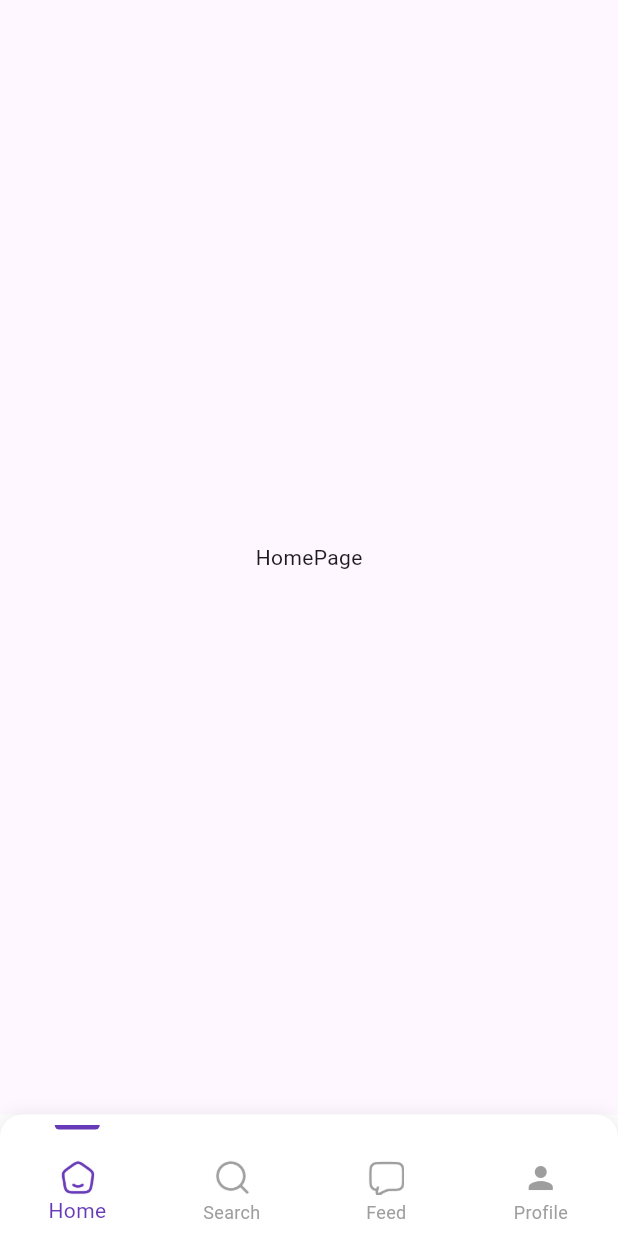
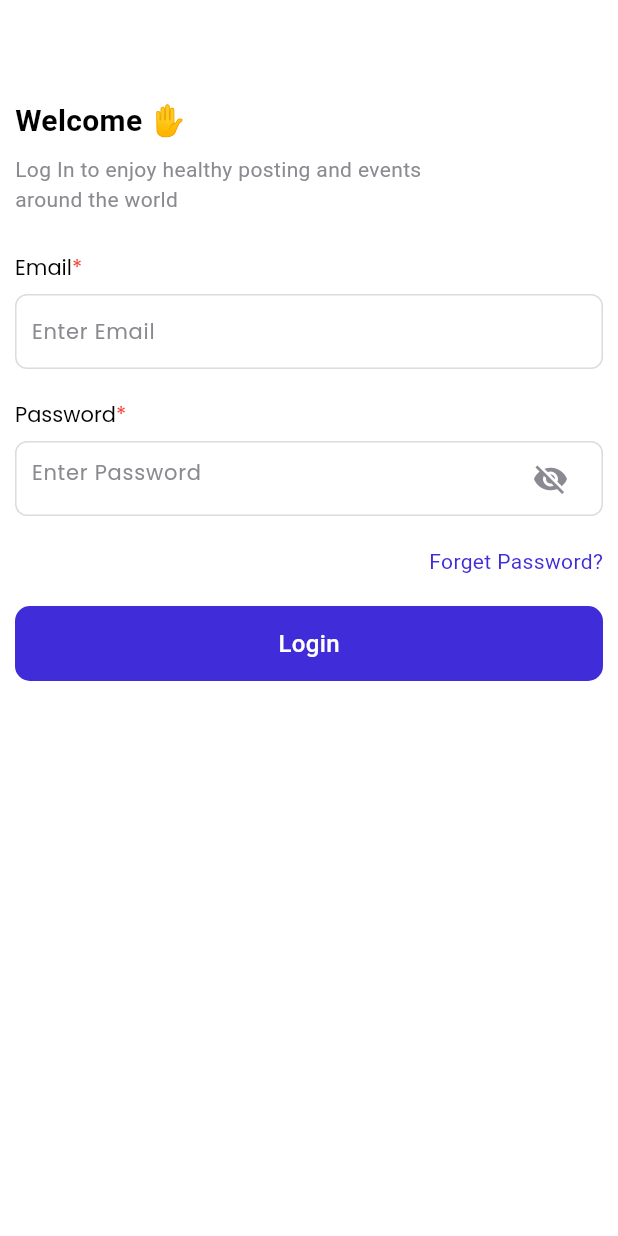
Before and after one commit to ansari8850/srhealthcare, a Flutter app: the screen it shows after launch, on a phone screen of 412 x 824 dp. Run offline on Flutter 3.47's test engine with Material 3 defaults, Android fonts, the phone set to English and light mode, and no system bars; our stand-ins replace flutter_bloc, google_fonts.

Commit message:
loginpage,loginbloc,loginevent,loginstate,loginmodel

```diff
--- /dev/null
+++ b/lib/constant/color_constant.dart
@@ -0,0 +1,8 @@
+import 'package:flutter/material.dart';
+
+Color whiteColor =Colors.white;
+Color blackColor = Colors.black;
+Color greyColor = Color(0xff8B8A90);
+Color redColor = Colors.red;
+Color mainColor = Color(0xff402CD8);
+Color mainColor2 = Color(0xff6656E0);
--- /dev/null
+++ b/lib/constant/text_constant.dart
@@ -0,0 +1,12 @@
+class TextConstant {
+  static const String welcomeText = "Welcome";
+  static const String handEmoji = "✋";
+  static const String loginMessage =
+      'Log In to enjoy healthy posting and events\naround the world';
+  static const String star = "*";
+  static const String email = "Email";
+  static const String password ="Password";
+  static const String Enter ="Enter";
+  static const String forgetPassword = "Forget Password?";
+  static const String login ="Login";
+}
--- /dev/null
+++ b/lib/customWidgets/custom_text.dart
@@ -0,0 +1,52 @@
+import 'package:flutter/material.dart';
+
+class CustomText extends StatelessWidget {
+  final String text;
+  final Color? color;
+  final double? fontSize;
+  final FontWeight? fontWeight;
+  final FontStyle? fontStyle;
+  final TextDecoration? decoration;
+  final double? letterSpacing;
+  final double? wordSpacing;
+  final double? height;
+  final TextOverflow? overflow;
+  final TextAlign? textAlign;
+  final TextDirection? textDirection;
+
+   const CustomText({
+    super.key,
+    required this.text,
+    this.color,
+    this.fontSize,
+    this.fontWeight,
+    this.fontStyle,
+    this.decoration,
+    this.letterSpacing,
+    this.wordSpacing,
+    this.height,
+    this.overflow,
+    this.textAlign,
+    this.textDirection,
+  });
+
+  @override
+  Widget build(BuildContext context) {
+    return Text(
+      text,
+      style: TextStyle(
+        color: color,
+        fontSize: fontSize,
+        fontWeight: fontWeight,
+        fontStyle: fontStyle,
+        decoration: decoration,
+        letterSpacing: letterSpacing,
+        wordSpacing: wordSpacing,
+        height: height,
+      ),
+      overflow: overflow,
+      textAlign: textAlign,
+      textDirection: textDirection,
+    );
+  }
+}
--- /dev/null
+++ b/lib/customWidgets/custom_text_filed.dart
@@ -0,0 +1,87 @@
+import 'package:flutter/material.dart';
+import 'package:google_fonts/google_fonts.dart';
+import 'package:srhealthcare/constant/color_constant.dart';
+
+class CustomTextField extends StatefulWidget {
+  final TextEditingController controller;
+  final String hintText;
+  final TextStyle? hintStyle;
+  final TextInputType? keyboardType;
+  final TextInputAction? textInputAction;
+  final bool obscureText;
+  final EdgeInsetsGeometry? padding;
+  final EdgeInsetsGeometry? margin;
+  final String? labelText;
+  final Widget? suffixIcon;
+
+  CustomTextField({
+    required this.controller,
+    required this.hintText,
+    this.hintStyle,
+    this.keyboardType,
+    this.textInputAction,
+    this.obscureText = false, // Default to false if not specified
+    this.padding,
+    this.margin,
+    this.labelText,
+    this.suffixIcon, // Optional suffix icon
+  });
+
+  @override
+  State<CustomTextField> createState() => _CustomTextFieldState();
+}
+
+class _CustomTextFieldState extends State<CustomTextField> {
+  bool _obscureText = true;
+
+  @override
+  void initState() {
+    super.initState();
+    _obscureText = widget.obscureText;
+  }
+
+  void _toggleObscureText() {
+    setState(() {
+      _obscureText = !_obscureText;
+    });
+  }
+
+  @override
+  Widget build(BuildContext context) {
+    return Container(
+      margin: widget.margin ?? EdgeInsets.only(top: 7),
+      padding: widget.padding ?? EdgeInsets.symmetric(horizontal: 10),
+      decoration: BoxDecoration(
+        border: Border.all(color: greyColor.withOpacity(.3)),
+        borderRadius: BorderRadius.circular(8),
+      ),
+      child: TextField(
+        controller: widget.controller,
+        obscureText: _obscureText,
+        keyboardType: widget.keyboardType,
+        textInputAction: widget.textInputAction,
+        decoration: InputDecoration(
+          hintText: widget.hintText,
+          labelText: widget.labelText,
+          border: InputBorder.none,
+          hintStyle: widget.hintStyle ??
+              GoogleFonts.poppins(
+                fontSize: 14,
+                fontWeight: FontWeight.w400,
+                color: greyColor,
+              ),
+          suffixIcon: widget.obscureText
+              ? IconButton(
+                splashColor: Colors.transparent,
+                  icon: Icon(
+                    _obscureText ? Icons.visibility_off : Icons.visibility ,
+                    color: greyColor,
+                  ),
+                  onPressed: _toggleObscureText,
+                )
+              : widget.suffixIcon, // Show the custom suffix icon for other fields
+        ),
+      ),
+    );
+  }
+}
--- a/lib/main.dart
+++ b/lib/main.dart
@@ -1,7 +1,9 @@
 import 'package:flutter/material.dart';
 import 'package:flutter_bloc/flutter_bloc.dart';
+import 'package:srhealthcare/pages/authPage/bloc/login_bloc.dart';
+import 'package:srhealthcare/pages/authPage/login_page.dart';
 import 'package:srhealthcare/pages/bottomNavigation/management/bottomNavigation_bloc.dart';
-import 'package:srhealthcare/pages/bottomNavigation/bottom_navigation.dart';
+import 'package:srhealthcare/services/authApiService/login_api_service.dart';
 
 void main() {
   runApp(MyApp());
@@ -10,15 +12,23 @@ void main() {
 class MyApp extends StatelessWidget {
   @override
   Widget build(BuildContext context) {
-    return BlocProvider<BottomNavigationBloc>(
-      create: (context) => BottomNavigationBloc(),
+    return MultiBlocProvider(
+      providers: [
+        BlocProvider<BottomNavigationBloc>(
+          create: (context) => BottomNavigationBloc(),
+        ),
+        BlocProvider<LoginBloc>(
+          create: (context) => LoginBloc(LoginApiService()),
+        ),
+      ],
       child: MaterialApp(
+        themeMode: ThemeMode.system,
         debugShowCheckedModeBanner: false,
         title: 'SR Healthcare',
         theme: ThemeData(
           primarySwatch: Colors.deepPurple,
         ),
-        home: const BottomNavigation(), // Use the BottomNavigation widget
+        home: LoginPage(), // Home page (LoginPage) with LoginCubit and BottomNavigationBloc
       ),
     );
   }
--- /dev/null
+++ b/lib/model/login_user_model.dart
@@ -0,0 +1,154 @@
+import 'dart:convert';
+
+class LoginModelClass {
+  bool? error;
+  String? message;
+  String? accessToken;
+  int? status;
+  bool? verify;
+  UserModel? result;
+
+  LoginModelClass({
+    this.error,
+    this.message,
+    this.accessToken,
+    this.status,
+    this.verify,
+    this.result,
+  });
+
+  LoginModelClass copyWith({
+    bool? error,
+    String? message,
+    String? accessToken,
+    int? status,
+    bool? verify,
+    UserModel? result,
+  }) =>
+      LoginModelClass(
+        error: error ?? this.error,
+        message: message ?? this.message,
+        accessToken: accessToken ?? this.accessToken,
+        status: status ?? this.status,
+        verify: verify ?? this.verify,
+        result: result ?? this.result,
+      );
+
+  factory LoginModelClass.fromRawJson(String str) =>
+      LoginModelClass.fromJson(json.decode(str));
+
+  String toRawJson() => json.encode(toJson());
+
+  factory LoginModelClass.fromJson(Map<String, dynamic> json) =>
+      LoginModelClass(
+        error: json["error"],
+        message: json["message"],
+        accessToken: json["access_token"],
+        status: json["status"],
+        verify: json["verify"],
+        result:
+            json["result"] == null ? null : UserModel.fromJson(json["result"]),
+      );
+
+  Map<String, dynamic> toJson() => {
+        "error": error,
+        "message": message,
+        "access_token": accessToken,
+        "status": status,
+        "verify": verify,
+        "result": result?.toJson(),
+      };
+}
+class UserModel {
+  final int id;
+  final String name;
+  final String lastName;
+  final String mobileNo;
+  final String email;
+  final String displayName;
+  final String bio;
+  final String photo;
+  final String education;
+  final String address;
+  final String status;
+  final String accessToken;
+
+  UserModel({
+    required this.id,
+    required this.name,
+    required this.lastName,
+    required this.mobileNo,
+    required this.email,
+    required this.displayName,
+    required this.bio,
+    required this.photo,
+    required this.education,
+    required this.address,
+    required this.status,
+    required this.accessToken,
+  });
+
+  factory UserModel.fromJson(Map<String, dynamic> json) {
+    return UserModel(
+      id: json['result']['id'] ?? 0,
+      name: json['result']['name'] ?? '',
+      lastName: json['result']['last_name'] ?? '',
+      mobileNo: json['result']['mobile_no'] ?? '',
+      email: json['result']['email'] ?? '',
+      displayName: json['result']['display_name'] ?? '',
+      bio: json['result']['bio'] ?? '',
+      photo: json['result']['photo'] ?? '',
+      education: json['result']['education'] ?? '',
+      address: json['result']['address'] ?? '',
+      status: json['status'] ?? '',
+      accessToken: json['access_token'] ?? '',
+    );
+  }
+
+  Map<String, dynamic> toJson() {
+    return {
+      'id': id,
+      'name': name,
+      'last_name': lastName,
+      'mobile_no': mobileNo,
+      'email': email,
+      'display_name': displayName,
+      'bio': bio,
+      'photo': photo,
+      'education': education,
+      'address': address,
+      'status': status,
+      'access_token': accessToken,
+    };
+  }
+
+  UserModel copyWith({
+    int? id,
+    String? name,
+    String? lastName,
+    String? mobileNo,
+    String? email,
+    String? displayName,
+    String? bio,
+    String? photo,
+    String? education,
+    String? address,
+    String? status,
+    String? accessToken,
+  }) {
+    return UserModel(
+      id: id ?? this.id,
+      name: name ?? this.name,
+      lastName: lastName ?? this.lastName,
+      mobileNo: mobileNo ?? this.mobileNo,
+      email: email ?? this.email,
+      displayName: displayName ?? this.displayName,
+      bio: bio ?? this.bio,
+      photo: photo ?? this.photo,
+      education: education ?? this.education,
+      address: address ?? this.address,
+      status: status ?? this.status,
+      accessToken: accessToken ?? this.accessToken,
+    );
+  }
+}
--- /dev/null
+++ b/lib/pages/authPage/bloc/login_bloc.dart
@@ -0,0 +1,25 @@
+import 'package:flutter_bloc/flutter_bloc.dart';
+import 'package:srhealthcare/pages/authPage/bloc/login_event.dart';
+import 'package:srhealthcare/pages/authPage/bloc/login_state.dart';
+import 'package:srhealthcare/services/authApiService/login_api_service.dart';
+
+class LoginBloc extends Bloc<LoginEvent, LoginState> {
+  final LoginApiService apiService;
+
+  LoginBloc(this.apiService) : super(LoginInitial());
+
+  @override
+  Stream<LoginState> mapEventToState(LoginEvent event) async* {
+    if (event is LoginButtonPressed) {
+      yield LoginLoading();
+
+      final response = await apiService.login(event.email, event.password);
+
+      if (response?.$1 == null && response?.$2 != null) {
+        yield LoginSuccess(response!.$2!);
+      } else {
+        yield LoginFailure(response?.$1 ?? "Login failed");
+      }
+    }
+  }
+}
--- /dev/null
+++ b/lib/pages/authPage/bloc/login_event.dart
@@ -0,0 +1,11 @@
+abstract class LoginEvent {}
+
+class LoginButtonPressed extends LoginEvent {
+  final String email;
+  final String password;
+
+  LoginButtonPressed({
+    required this.email,
+    required this.password,
+  });
+}
--- /dev/null
+++ b/lib/pages/authPage/bloc/login_state.dart
@@ -0,0 +1,19 @@
+import 'package:srhealthcare/model/login_user_model.dart';
+
+abstract class LoginState {}
+
+class LoginInitial extends LoginState {}
+
+class LoginLoading extends LoginState {}
+
+class LoginSuccess extends LoginState {
+  final LoginModelClass loginData;
+
+  LoginSuccess(this.loginData);
+}
+
+class LoginFailure extends LoginState {
+  final String message;
+
+  LoginFailure(this.message);
+}
--- /dev/null
+++ b/lib/pages/authPage/login_page.dart
@@ -0,0 +1,170 @@
+import 'package:flutter/material.dart';
+import 'package:flutter_bloc/flutter_bloc.dart';
+import 'package:google_fonts/google_fonts.dart';
+import 'package:srhealthcare/constant/color_constant.dart';
+import 'package:srhealthcare/constant/text_constant.dart';
+import 'package:srhealthcare/customWidgets/custom_text.dart';
+import 'package:srhealthcare/customWidgets/custom_text_filed.dart';
+import 'package:srhealthcare/pages/authPage/bloc/login_bloc.dart';
+import 'package:srhealthcare/pages/authPage/bloc/login_event.dart';
+import 'package:srhealthcare/pages/authPage/bloc/login_state.dart';
+import 'package:srhealthcare/pages/authPage/forget_password.dart';
+import 'package:srhealthcare/pages/bottomNavigation/bottom_navigation.dart';
+import 'package:srhealthcare/services/authApiService/login_api_service.dart';
+
+class LoginPage extends StatelessWidget {
+   LoginPage({super.key});
+  TextEditingController _emailController = TextEditingController();
+  TextEditingController _passwordController = TextEditingController();
+
+  @override
+  Widget build(BuildContext context) {
+    return BlocProvider(
+      create: (_) => LoginBloc(LoginApiService()),
+      child: Scaffold(
+        backgroundColor: whiteColor,
+        appBar: AppBar(
+          elevation: 0,
+          backgroundColor: whiteColor,
+        ),
+        body: Padding(
+          padding: EdgeInsets.symmetric(vertical: 10, horizontal: 10),
+          child: ListView(
+            children: [
+              CustomText(
+                text: "${TextConstant.welcomeText} ${TextConstant.handEmoji}",
+                fontSize: 20,
+                fontWeight: FontWeight.w700,
+                color: blackColor,
+              ),
+              SizedBox(height: 8),
+              CustomText(
+                text: TextConstant.loginMessage,
+                fontSize: 14,
+                fontWeight: FontWeight.w400,
+                color: greyColor,
+              ),
+              SizedBox(height: 25),
+              RichText(
+                text: TextSpan(
+                  text: TextConstant.email,
+                  style: GoogleFonts.poppins(
+                    fontSize: 14,
+                    fontWeight: FontWeight.w400,
+                    color: blackColor,
+                  ),
+                  children: [
+                    TextSpan(
+                      text: TextConstant.star,
+                      style: GoogleFonts.poppins(
+                        fontSize: 14,
+                        fontWeight: FontWeight.w400,
+                        color: redColor,
+                      ),
+                    ),
+                  ],
+                ),
+              ),
+              CustomTextField(controller: _emailController, hintText: 'Enter Email'),
+              SizedBox(height: 20),
+              RichText(
+                text: TextSpan(
+                  text: TextConstant.password,
+                  style: GoogleFonts.poppins(
+                    fontSize: 14,
+                    fontWeight: FontWeight.w400,
+                    color: blackColor,
+                  ),
+                  children: [
+                    TextSpan(
+                      text: TextConstant.star,
+                      style: GoogleFonts.poppins(
+                        fontSize: 14,
+                        fontWeight: FontWeight.w400,
+                        color: redColor,
+                      ),
+                    ),
+                  ],
+                ),
+              ),
+              CustomTextField(
+                controller: _passwordController,
+                hintText: 'Enter Password',
+                obscureText: true,
+              ),
+              SizedBox(height: 20),
+              Align(
+                alignment: Alignment.centerRight,
+                child: InkWell(
+                  onTap: () {
+                    Navigator.push(
+                        context,
+                        MaterialPageRoute(
+                            builder: (context) => ForgetPassword()));
+                  },
+                  child: CustomText(
+                    text: TextConstant.forgetPassword,
+                    fontSize: 14,
+                    fontWeight: FontWeight.w400,
+                    color: mainColor,
+                  ),
+                ),
+              ),
+              SizedBox(height: 20),
+              BlocConsumer<LoginBloc, LoginState>(
+                listener: (context, state) {
+                  if (state is LoginSuccess) {
+                    final loginData = state.loginData;
+                    ScaffoldMessenger.of(context).showSnackBar(
+                      SnackBar(content: Text("Welcome, ${loginData.result?.name}!")),
+                    );
+                    Navigator.pushReplacement(
+                      context,
+                      MaterialPageRoute(builder: (context) => const BottomNavigation()),
+                    );
+                  } else if (state is LoginFailure) {
+                    ScaffoldMessenger.of(context).showSnackBar(
+                      SnackBar(content: Text(state.message)),
+                    );
+                  }
+                },
+                builder: (context, state) {
+                  if (state is LoginLoading) {
+                    return Center(child: CircularProgressIndicator());
+                  }
+
+                  return InkWell(
+                    onTap: () {
+                      final email = _emailController.text.trim();
+                      final password = _passwordController.text.trim();
+                      context.read<LoginBloc>().add(LoginButtonPressed(
+                        email: email,
+                        password: password,
+                      ));
+                    },
+                    child: Container(
+                      height: 50,
+                      width: MediaQuery.of(context).size.width,
+                      decoration: BoxDecoration(
+                        color: mainColor,
+                        borderRadius: BorderRadius.circular(10),
+                      ),
+                      child: Center(
+                        child: CustomText(
+                          text: TextConstant.login,
+                          fontSize: 16,
+                          color: whiteColor,
+                          fontWeight: FontWeight.w500,
+                        ),
+                      ),
+                    ),
+                  );
+                },
+              ),
+            ],
+          ),
+        ),
+      ),
+    );
+  }
+}
--- /dev/null
+++ b/lib/services/authApiService/login_api_service.dart
@@ -0,0 +1,44 @@
+import 'dart:convert';
+import 'dart:developer';
+import 'package:http/http.dart' as http;
+import 'package:srhealthcare/model/login_user_model.dart';
+
+class LoginApiService {
+  static const String _baseUrl = "https://backend.srhealthcarecommunity.com/api/mobile_login";
+
+   Future<(String? error, LoginModelClass?)?> login(String email, String password) async {
+    final url = Uri.parse("${_baseUrl}mobile_login");
+
+    try {
+      final response = await http.post(
+        url,
+        headers: {
+          "Content-Type": "application/json",
+        },
+        body: jsonEncode({
+          "email": email,
+          "password": password,
+        }),
+      );
+
+      log("Login Response:: ${response.body}");
+      final rawJson = jsonDecode(response.body);
+
+      final error = rawJson['error'];
+      final message = rawJson['message'];
+
+      if (response.statusCode == 200 && (error is bool && error == false)) {
+        try {
+          final data = LoginModelClass.fromJson(jsonDecode(response.body));
+          return (null, data);
+        } catch (e) {
+          return ("$e", null);
+        }
+      } else {
+        return (message.toString(), null);
+      }
+    } catch (e) {
+      return ("$e", null);
+    }
+  }
+}
--- a/pubspec.yaml
+++ b/pubspec.yaml
@@ -35,7 +35,7 @@ dependencies:
   # Use with the CupertinoIcons class for iOS style icons.
   cupertino_icons: ^1.0.8
   flutter_bloc: ^9.0.0
-  go_router: ^14.7.1
+  google_fonts: ^6.2.1
 
 dev_dependencies:
   flutter_test:
```
Also changed, not shown: lib/pages/authPage/forget_password.dart (added, +15 -0 lines), lib/pages/homePage/home_page.dart (+19 -3 lines), pubspec.lock, 3 other files.
